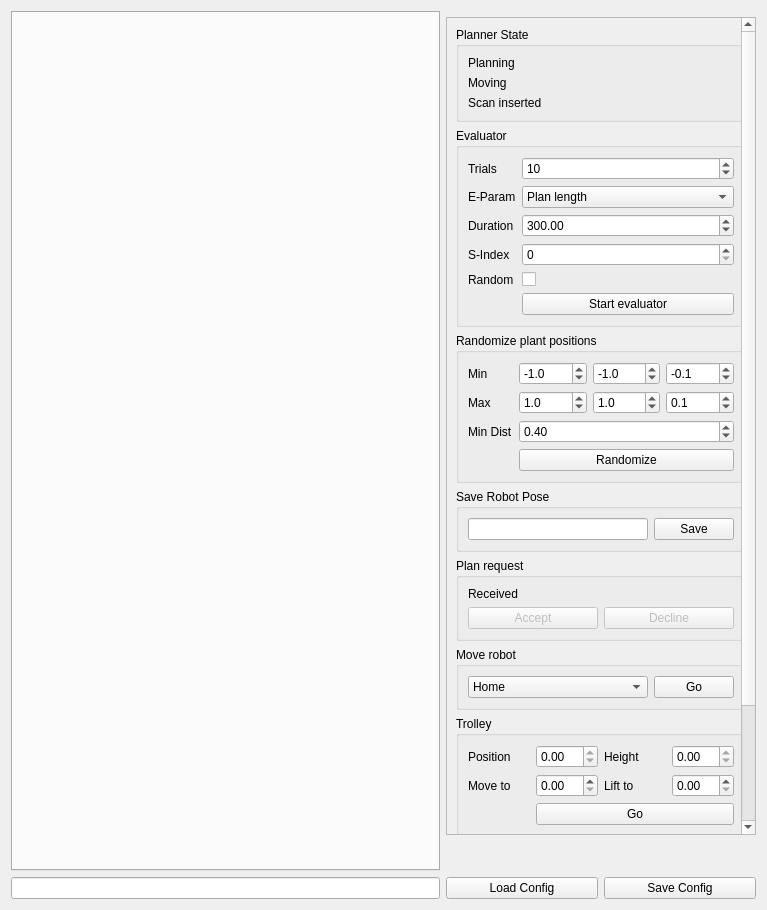
This is src/rqt_roi_viewpoint_planner/roi_viewpoint_planner_rqt_plugin.ui in Eruvae/rqt_roi_viewpoint_planner as Qt 5 draws it before an edit. The edited form follows.
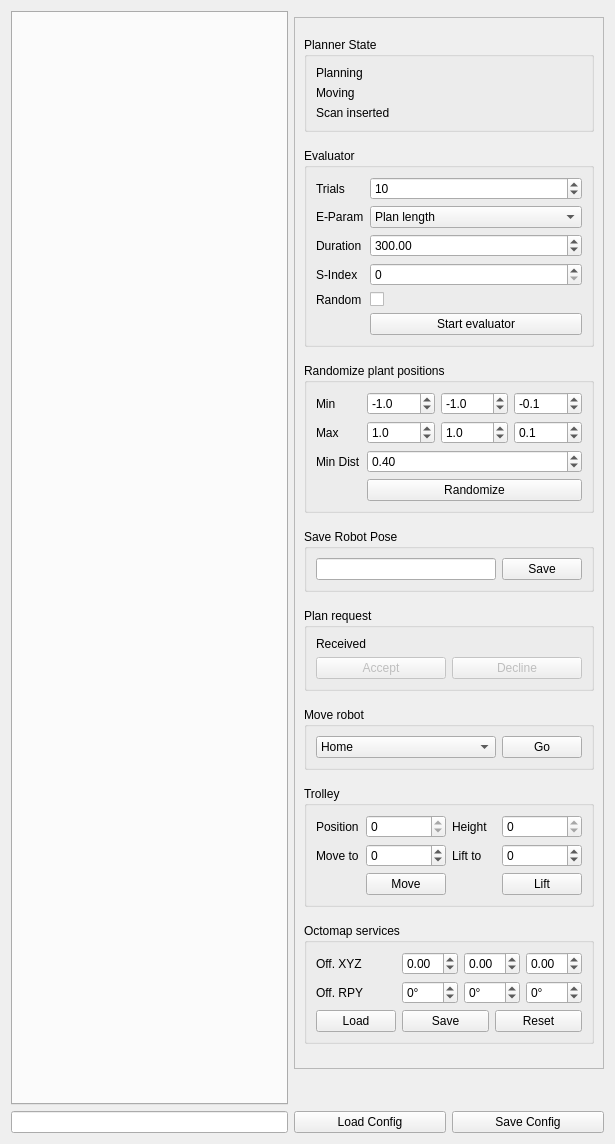
This is the edited form. Custom widgets are drawn as their Qt base class.

Commit message: Add functions for trolley position, move and lift

Diff of the .ui file:
```diff
--- a/src/rqt_roi_viewpoint_planner/roi_viewpoint_planner_rqt_plugin.ui
+++ b/src/rqt_roi_viewpoint_planner/roi_viewpoint_planner_rqt_plugin.ui
@@ -6,8 +6,8 @@
    <rect>
     <x>0</x>
     <y>0</y>
-    <width>767</width>
-    <height>910</height>
+    <width>615</width>
+    <height>1144</height>
    </rect>
   </property>
   <property name="windowTitle">
@@ -32,9 +32,9 @@
       <property name="geometry">
        <rect>
         <x>0</x>
-        <y>-60</y>
-        <width>319</width>
-        <height>1086</height>
+        <y>0</y>
+        <width>325</width>
+        <height>1090</height>
        </rect>
       </property>
       <layout class="QVBoxLayout" name="verticalLayout">
@@ -525,13 +525,38 @@
          </property>
          <layout class="QGridLayout" name="gridLayout_3">
           <item row="1" column="3">
-           <widget class="QDoubleSpinBox" name="trolleyLiftToSpinBox"/>
+           <widget class="QDoubleSpinBox" name="trolleyLiftToSpinBox">
+            <property name="decimals">
+             <number>0</number>
+            </property>
+            <property name="minimum">
+             <double>-99999.000000000000000</double>
+            </property>
+            <property name="maximum">
+             <double>99999.000000000000000</double>
+            </property>
+            <property name="singleStep">
+             <double>100.000000000000000</double>
+            </property>
+           </widget>
           </item>
           <item row="0" column="3">
            <widget class="QDoubleSpinBox" name="trolleyCurHeightSpinBox">
             <property name="readOnly">
              <bool>true</bool>
             </property>
+            <property name="decimals">
+             <number>0</number>
+            </property>
+            <property name="minimum">
+             <double>-99999.000000000000000</double>
+            </property>
+            <property name="maximum">
+             <double>99999.000000000000000</double>
+            </property>
+            <property name="singleStep">
+             <double>100.000000000000000</double>
+            </property>
            </widget>
           </item>
           <item row="0" column="1">
@@ -539,6 +564,18 @@
             <property name="readOnly">
              <bool>true</bool>
             </property>
+            <property name="decimals">
+             <number>0</number>
+            </property>
+            <property name="minimum">
+             <double>-99999.000000000000000</double>
+            </property>
+            <property name="maximum">
+             <double>99999.000000000000000</double>
+            </property>
+            <property name="singleStep">
+             <double>100.000000000000000</double>
+            </property>
            </widget>
           </item>
           <item row="0" column="0">
@@ -570,12 +607,32 @@
            </widget>
           </item>
           <item row="1" column="1">
-           <widget class="QDoubleSpinBox" name="trolleyMoveToSpinBox"/>
+           <widget class="QDoubleSpinBox" name="trolleyMoveToSpinBox">
+            <property name="decimals">
+             <number>0</number>
+            </property>
+            <property name="minimum">
+             <double>-99999.000000000000000</double>
+            </property>
+            <property name="maximum">
+             <double>99999.000000000000000</double>
+            </property>
+            <property name="singleStep">
+             <double>100.000000000000000</double>
+            </property>
+           </widget>
           </item>
-          <item row="2" column="1" colspan="3">
+          <item row="2" column="1">
            <widget class="QPushButton" name="trolleyMovePushButton">
             <property name="text">
-             <string>Go</string>
+             <string>Move</string>
+            </property>
+           </widget>
+          </item>
+          <item row="2" column="3">
+           <widget class="QPushButton" name="trolleyLiftPushButton">
+            <property name="text">
+             <string>Lift</string>
             </property>
            </widget>
           </item>
```
The commit also changes 2 other files.
